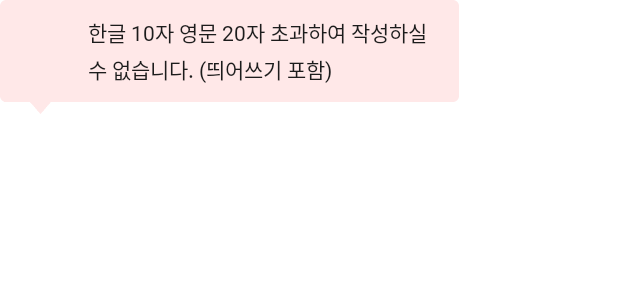
After one commit to LeeJangHee/my-movie-diary, an Android app: the layout layout_category_error_view.xml on its own in the app's theme, with its tools: preview values and no code run, on a phone screen of 412 x 824 dp. The commit adds this screen. Shown: the top 300 px of the screen. Run offline under Robolectric (Android 15) with nearby library versions, the phone set to English and light mode, and no system bars.

Commit message:
- 카테고리 글자수 제한 & ErrorView 생성 - 카테고리 칼라선택 체크 이미지 추가

```diff
--- a/app/src/main/java/com/devlee/mymoviediary/utils/AllData.kt
+++ b/app/src/main/java/com/devlee/mymoviediary/utils/AllData.kt
@@ -1,5 +1,6 @@
 package com.devlee.mymoviediary.utils
 
+import android.view.View
 import androidx.lifecycle.MutableLiveData
 
 
@@ -8,3 +9,5 @@ val loadingLiveData = MutableLiveData(false)
 
 /** 처음 색 선택 클릭 리스너 */
 var categoryFirstItemClick: ((Int?) -> Unit)? = null
+
+var categoryErrorView: ((View) -> Unit)? = null
--- /dev/null
+++ b/app/src/main/res/layout/layout_category_error_view.xml
@@ -0,0 +1,39 @@
+<?xml version="1.0" encoding="utf-8"?>
+<androidx.constraintlayout.widget.ConstraintLayout android:id="@+id/editErrorView"
+    xmlns:android="http://schemas.android.com/apk/res/android"
+    xmlns:app="http://schemas.android.com/apk/res-auto"
+    android:layout_width="306dp"
+    android:layout_height="76dp"
+    android:background="@drawable/category_error_backgorund"
+    android:paddingHorizontal="19dp"
+    app:layout_constraintStart_toStartOf="parent"
+    app:layout_constraintTop_toTopOf="parent"
+    >
+
+
+    <androidx.appcompat.widget.AppCompatImageView
+        android:id="@+id/appCompatImageView"
+        android:layout_width="20dp"
+        android:layout_height="20dp"
+        android:layout_marginTop="24dp"
+        android:layout_marginBottom="32dp"
+        app:layout_constraintBottom_toBottomOf="parent"
+        app:layout_constraintStart_toStartOf="parent"
+        app:layout_constraintTop_toTopOf="parent" />
+
+    <androidx.appcompat.widget.AppCompatTextView
+        style="@style/AppTheme.DefaultTextStyle"
+        android:layout_width="0dp"
+        android:layout_height="wrap_content"
+        android:layout_marginStart="19dp"
+        android:fontFamily="@font/noto_sans_kr_regular"
+        android:lineHeight="20dp"
+        android:lineSpacingExtra="0.25dp"
+        android:text="@string/category_name_size_error_message"
+        android:textSize="14dp"
+        app:layout_constraintBottom_toBottomOf="@+id/appCompatImageView"
+        app:layout_constraintEnd_toEndOf="parent"
+        app:layout_constraintStart_toEndOf="@+id/appCompatImageView"
+        app:layout_constraintTop_toTopOf="@+id/appCompatImageView" />
+
+</androidx.constraintlayout.widget.ConstraintLayout>
--- a/app/src/main/res/values/strings.xml
+++ b/app/src/main/res/values/strings.xml
@@ -31,4 +31,6 @@
         <item>@color/all_pick_13</item>
         <item>@color/all_pick_14</item>
     </string-array>
+
+    <string name="category_name_size_error_message">한글 10자 영문 20자 초과하여 작성하실 수 없습니다. (띄어쓰기 포함)</string>
 </resources>
```
Also changed, not shown: app/src/main/java/com/devlee/mymoviediary/presentation/adapter/category/MainCategoryAdapter.kt (+21 -4 lines), app/src/main/java/com/devlee/mymoviediary/presentation/fragment/main_bottom/MainCategoryFragment.kt (+17 -1 lines), app/src/main/res/layout/item_category.xml (+34 -18 lines), app/src/main/res/drawable-hdpi/category_check_icon.png (added), app/src/main/res/drawable-hdpi/category_error_backgorund.png (added), app/src/main/res/drawable-mdpi/category_check_icon.png (added), app/src/main/res/drawable-mdpi/category_error_backgorund.png (added), app/src/main/res/drawable-xhdpi/category_check_icon.png (added), app/src/main/res/drawable-xhdpi/category_error_backgorund.png (added), app/src/main/res/drawable-xxhdpi/category_check_icon.png (added), app/src/main/res/drawable-xxhdpi/category_error_backgorund.png (added), app/src/main/res/drawable-xxxhdpi/category_check_icon.png (added), app/src/main/res/drawable-xxxhdpi/category_error_backgorund.png (added).
